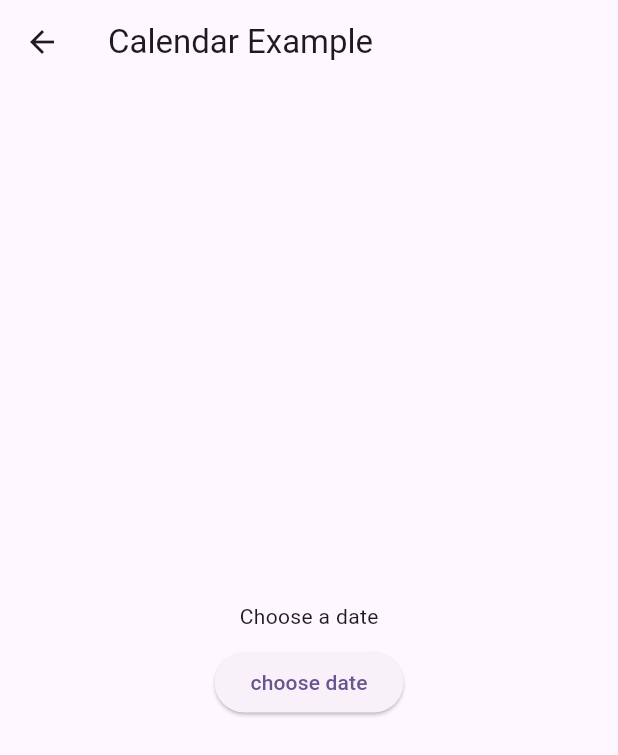
After one commit to mdrazadev/Flutter-Widgets, a Flutter app: the screen it shows after launch, after a tap on "Calendar", on a phone screen of 412 x 824 dp. The commit adds this screen. Shown: the top 755 px of the screen. Run offline on Flutter 3.47's test engine with Material 3 defaults, Android fonts, the phone set to English and light mode, and no system bars; our stand-ins replace get.

Commit message:
calendar added

```diff
--- a/lib/home_page.dart
+++ b/lib/home_page.dart
@@ -1,6 +1,7 @@
 import 'package:flutter/material.dart';
 import 'package:flutter_widgets/screens/bottom_bars/bottom_bar_list_screen.dart';
 import 'package:flutter_widgets/screens/buttons_examples_screen.dart';
+import 'package:flutter_widgets/screens/calendar_example_screen.dart';
 import 'package:flutter_widgets/screens/cards_examples_screen.dart';
 import 'package:flutter_widgets/screens/dialogbox_example_screen.dart';
 import 'package:flutter_widgets/screens/extended_floating_btn_ex_screen.dart';
@@ -134,6 +135,20 @@ class HomePage extends StatelessWidget {
               );
             },
           ),
+          const SizedBox(
+            height: 15,
+          ),
+          SimpleButtonWidget(
+            label: 'Calendar',
+            onPress: () {
+              Navigator.push(
+                context,
+                MaterialPageRoute(
+                  builder: (ctx) => const CalendarExampleScreen(),
+                ),
+              );
+            },
+          ),
         ],
       ),
     );
--- /dev/null
+++ b/lib/screens/calendar_example_screen.dart
@@ -0,0 +1,89 @@
+import 'package:flutter/material.dart';
+import 'package:intl/intl.dart';
+
+class CalendarExampleScreen extends StatefulWidget {
+  const CalendarExampleScreen({super.key});
+
+  @override
+  State<CalendarExampleScreen> createState() => _CalendarExampleScreenState();
+}
+
+class _CalendarExampleScreenState extends State<CalendarExampleScreen> {
+  String selectedDate = '';
+
+  /// This method is to choose [DATE] from calendar.
+  /// It accepts two required arguments: [context] and [initialDt].
+  ///
+  /// It open a calendar, so that user can choose a date. If user selects
+  /// a date, then it [returns] the [selected date], otherwise it returns
+  /// [initialDt].
+  ///
+  /// You can also pass [starting] range or [ending] range.
+  Future<String> selectDate(
+    BuildContext context,
+    String initialDt, {
+    int? startingYear,
+    int? startingMonth,
+    int? startingDay,
+    int? endingYear,
+    int? endingMonth,
+    int? endingDay,
+  }) async {
+    DateTime selectedDt = DateTime.now();
+
+    if (initialDt.isNotEmpty) {
+      selectedDt = DateFormat("dd-MM-yyyy").parse(initialDt);
+    }
+
+    final pickedDate = await showDatePicker(
+      context: context,
+      firstDate: DateTime(
+        startingYear ?? DateTime.now().year,
+        startingMonth ?? 1,
+        startingDay ?? 1,
+      ),
+      lastDate: DateTime(
+        endingYear ?? DateTime.now().year + 2,
+        endingMonth ?? 12,
+        endingDay ?? 31,
+      ),
+      initialDate: selectedDt,
+    );
+
+    if (pickedDate != null) {
+      initialDt = DateFormat('dd-MM-yyyy').format(pickedDate);
+    }
+
+    return initialDt;
+  }
+
+  @override
+  Widget build(BuildContext context) {
+    return Scaffold(
+      appBar: AppBar(
+        title: const Text('Calendar Example'),
+      ),
+      body: Center(
+        child: Column(
+          mainAxisAlignment: MainAxisAlignment.center,
+          children: [
+            Text(selectedDate.isEmpty ? 'Choose a date' : selectedDate),
+            const SizedBox(
+              height: 10,
+            ),
+            ElevatedButton(
+              onPressed: () async {
+                selectedDate = await selectDate(
+                  context,
+                  selectedDate,
+                );
+                setState(() {});
+              },
+              child: const Text('choose date'),
+            ),
+          ],
+        ),
+      ),
+    );
+  }
+}
--- a/pubspec.yaml
+++ b/pubspec.yaml
@@ -36,6 +36,7 @@ dependencies:
   # Use with the CupertinoIcons class for iOS style icons.
   cupertino_icons: ^1.0.8
   get: ^4.6.6
+  intl: ^0.20.2
 
 dev_dependencies:
   flutter_test:
```
Also changed, not shown: pubspec.lock.
